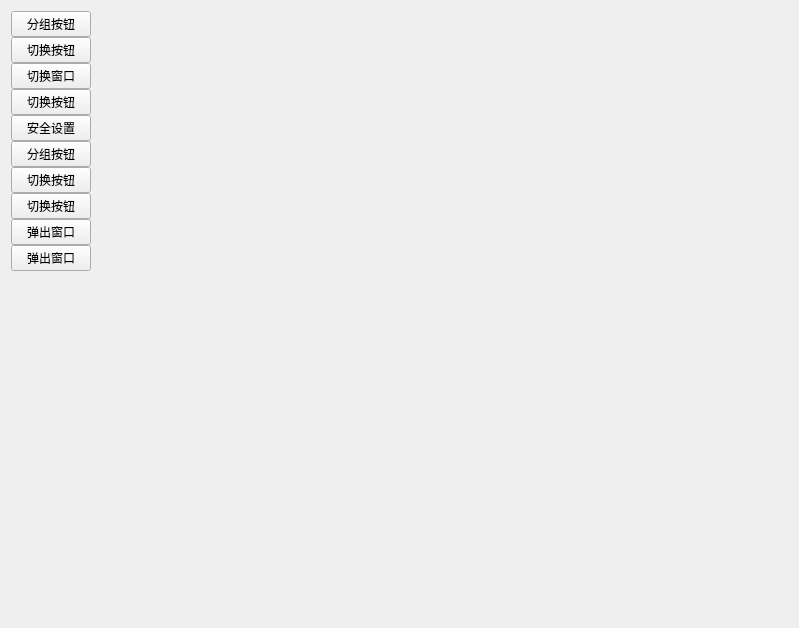
This is template-qt/gui/CentralWidget.ui in xtuer/template-app as Qt 5 draws it before an edit. The edited form follows.
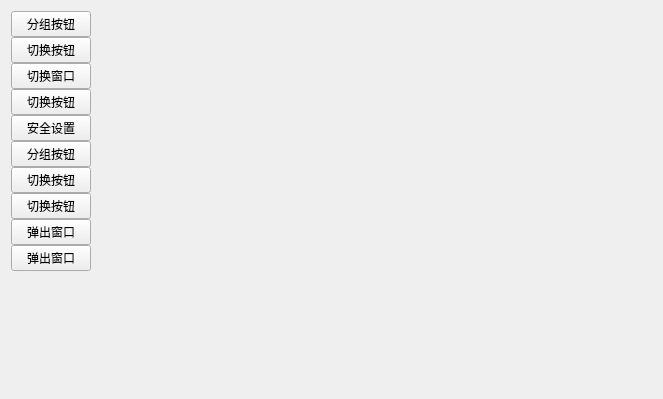
This is the edited form.

Commit message: 减小 CentralWidget 在 Ui Designer 中的大小，看上去舒服些

```diff
--- a/template-qt/gui/CentralWidget.ui
+++ b/template-qt/gui/CentralWidget.ui
@@ -6,8 +6,8 @@
    <rect>
     <x>0</x>
     <y>0</y>
-    <width>799</width>
-    <height>628</height>
+    <width>663</width>
+    <height>399</height>
    </rect>
   </property>
   <property name="windowTitle">
```
